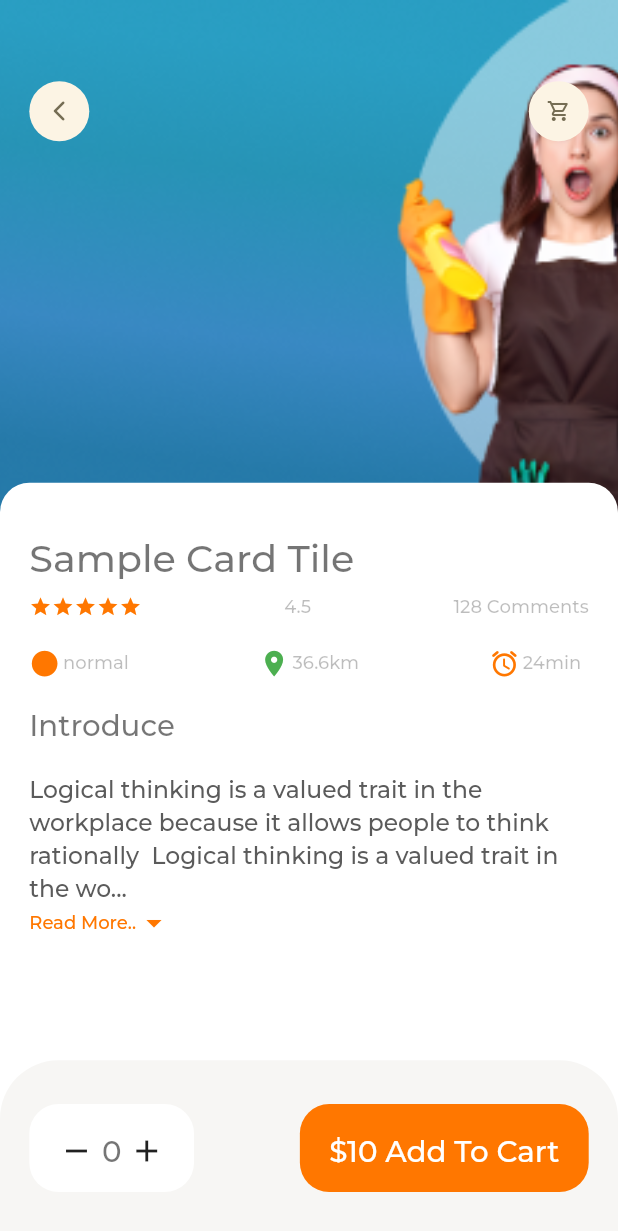
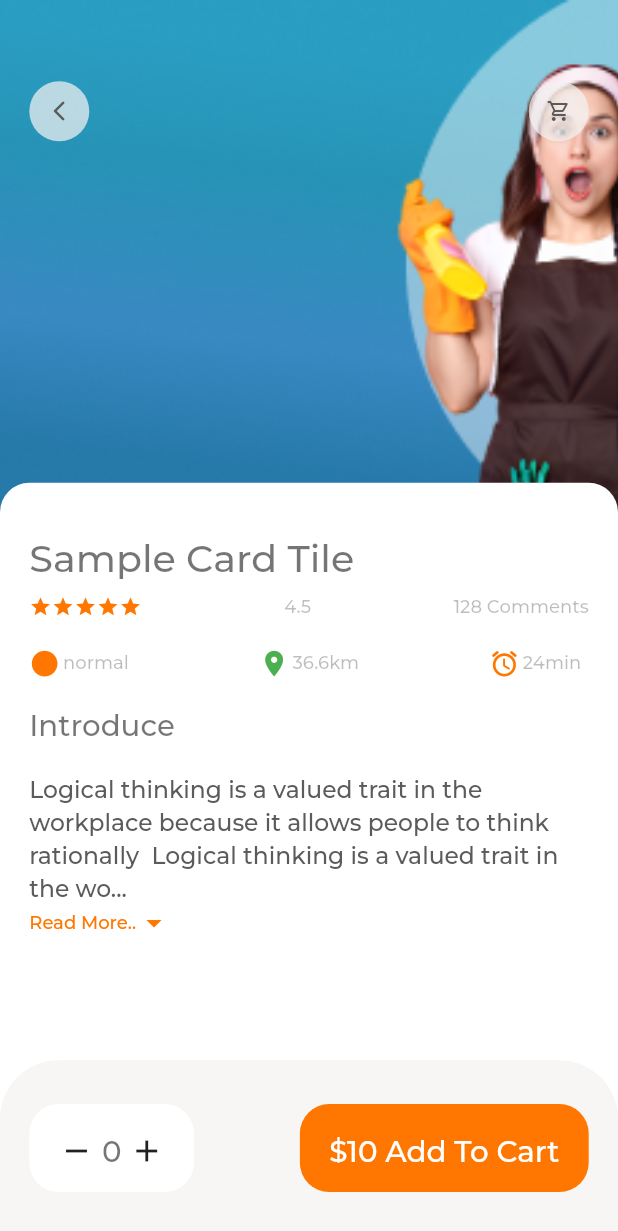
Before and after one commit to eslammongy/em_store, a Flutter app: the FoodItemsDetails screen opened directly, on a phone screen of 412 x 824 dp. Shown: the top 1231 px of the screen. Run offline on Flutter 3.47's test engine with Material 2 defaults, Android fonts, the phone set to English and light mode, and no system bars; our stand-ins replace cached_network_image, dots_indicator, get; network calls fail.

Commit message:
improve ap ui part 5

```diff
--- a/lib/utils/colors.dart
+++ b/lib/utils/colors.dart
@@ -10,4 +10,5 @@ class AppColors {
   static const Color titleColor = Color(0XFF5c524f);
   static const Color mainBlackColor = Color.fromARGB(255, 33, 33, 33);
   static const Color mainOrangeColor = Color(0XFFccc7c5);
+  static const Color iconsBkColor = Color(0xB8F2F2F2);
 }
--- a/lib/views/food_items_details/food_items_details.dart
+++ b/lib/views/food_items_details/food_items_details.dart
@@ -1,9 +1,11 @@
 import 'package:em_store/utils/colors.dart';
 import 'package:em_store/utils/dimensions.dart';
+import 'package:em_store/views/home/main_home_page.dart';
 import 'package:em_store/widgets/app_icons.dart';
 import 'package:em_store/widgets/column_rating_card.dart';
 import 'package:em_store/widgets/expanded_text.dart';
 import 'package:flutter/material.dart';
+import 'package:get/get.dart';
 import '../../widgets/head_text.dart';
 
 class FoodItemsDetails extends StatelessWidget {
@@ -32,9 +34,14 @@ class FoodItemsDetails extends StatelessWidget {
               right: Dimensions.spaceWidth20,
               child: Row(
                 mainAxisAlignment: MainAxisAlignment.spaceBetween,
-                children: const [
-                  AppIcons(iconData: Icons.arrow_back_ios_new_rounded),
-                  AppIcons(iconData: Icons.shopping_cart_outlined)
+                children: [
+                  GestureDetector(
+                      onTap: () {
+                        Get.to(() => const MainHomePage());
+                      },
+                      child: const AppIcons(
+                          iconData: Icons.arrow_back_ios_new_rounded)),
+                  const AppIcons(iconData: Icons.shopping_cart_outlined)
                 ],
               )),
           Positioned(
--- a/lib/widgets/app_icons.dart
+++ b/lib/widgets/app_icons.dart
@@ -1,3 +1,4 @@
+import 'package:em_store/utils/colors.dart';
 import 'package:flutter/material.dart';
 
 class AppIcons extends StatelessWidget {
@@ -9,8 +10,8 @@ class AppIcons extends StatelessWidget {
   const AppIcons(
       {Key? key,
       required this.iconData,
-      this.iconColor = const Color(0xFF756d54),
-      this.iconBackground = const Color(0xFFfcf4e4),
+      this.iconColor = AppColors.textColor,
+      this.iconBackground = AppColors.iconsBkColor,
       this.size = 40,
       this.iconSize = 16})
       : super(key: key);
```
Also changed, not shown: lib/widgets/food_list_item.dart (+9 -1 lines).
